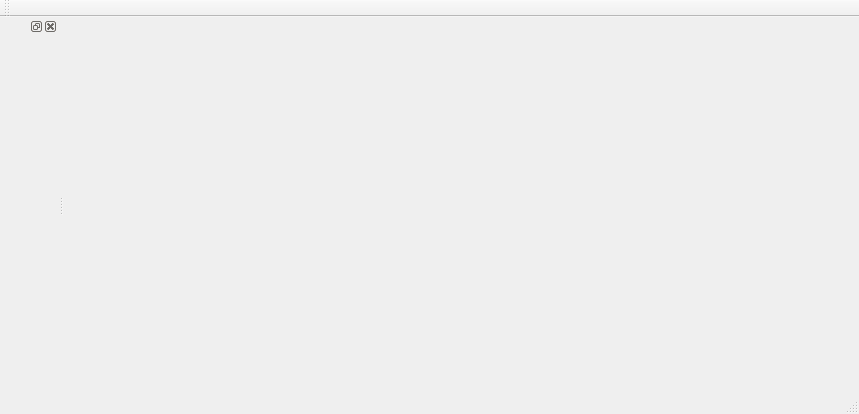
Qt form src/gpnode/mainwindow.ui (mpelcat/GPStudio) before a commit.
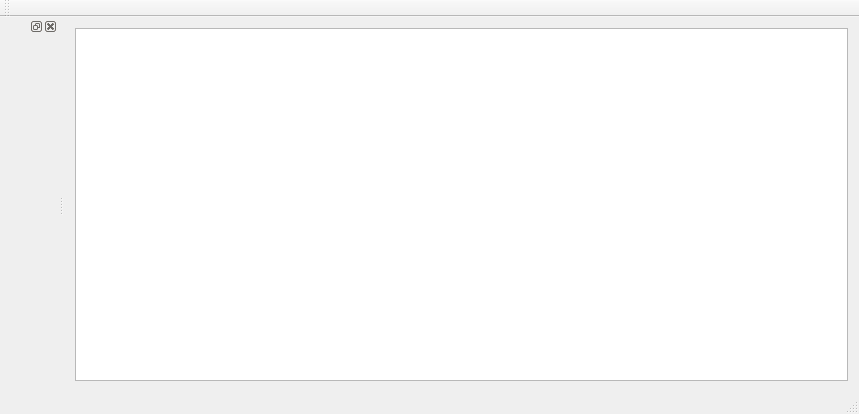
The same form after that commit.

The edit to the form file:
```diff
--- a/src/gpnode/mainwindow.ui
+++ b/src/gpnode/mainwindow.ui
@@ -14,7 +14,11 @@
    <string>GPNode</string>
   </property>
   <widget class="QWidget" name="centralWidget">
-   <layout class="QHBoxLayout" name="horizontalLayout_2"/>
+   <layout class="QHBoxLayout" name="horizontalLayout_2">
+    <item>
+     <widget class="QGraphicsView" name="graphicsView"/>
+    </item>
+   </layout>
   </widget>
   <widget class="QMenuBar" name="menuBar">
    <property name="geometry">
```
Left out of the diff: 2 changed lines with no effect on the pictures.
